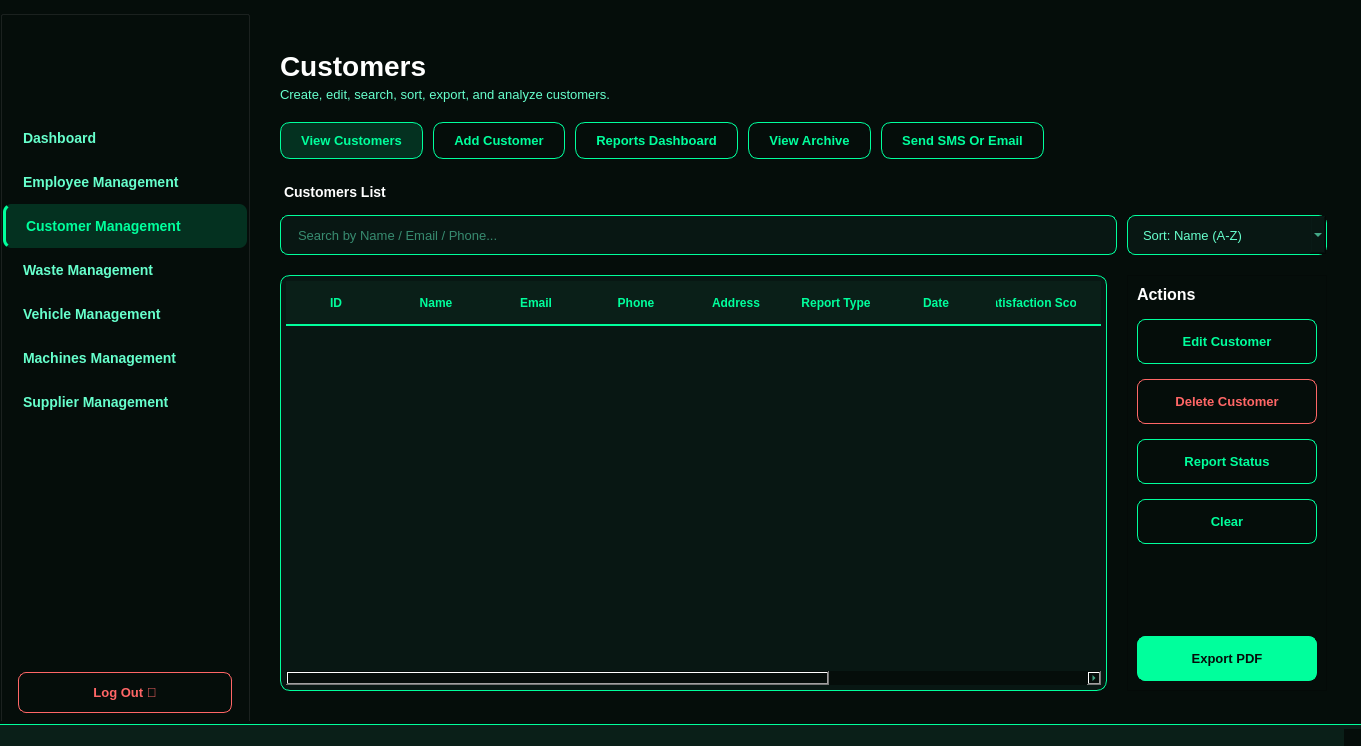
Qt form mainwindow.ui (Seif-Allah-Amami/SmartWaste_Qt) before a commit.
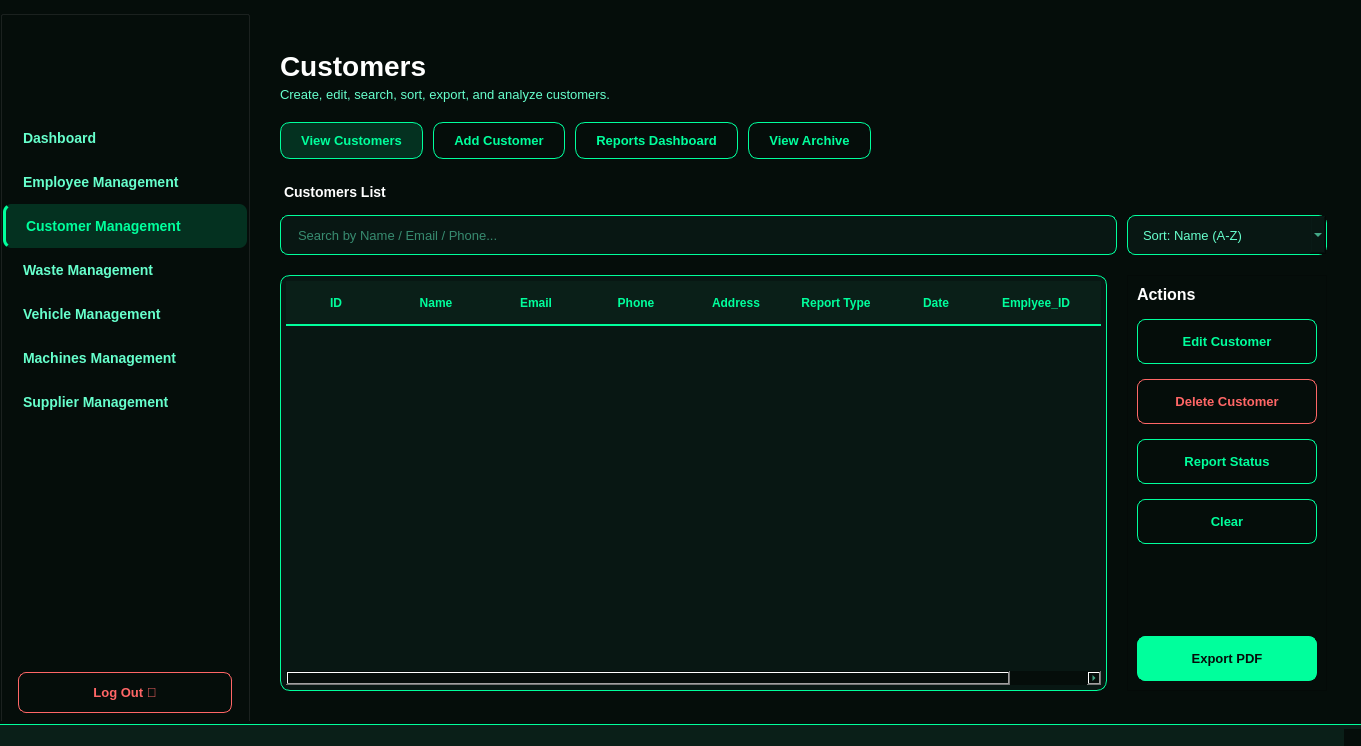
The same form after that commit. Icons and pictures are not drawn.

Diff of the .ui file:
```diff
--- a/mainwindow.ui
+++ b/mainwindow.ui
@@ -2589,27 +2589,6 @@
            </property>
           </widget>
          </item>
-         <item>
-          <widget class="QPushButton" name="btnCustomerSMS">
-           <property name="styleSheet">
-            <string notr="true">QPushButton {
-    background-color: transparent;
-    border: 1px solid #00ff9c;
-    border-radius: 10px;
-    padding: 10px 20px;
-    color: #00ff9c;
-    font-weight: 600;
-}
-
-QPushButton:hover {
-    background-color: rgba(0, 255, 156, 0.1);
-}</string>
-           </property>
-           <property name="text">
-            <string>Send SMS Or Email</string>
-           </property>
-          </widget>
-         </item>
          <item>
           <spacer name="horizontalSpacer_10">
            <property name="orientation">
@@ -2774,11 +2753,6 @@
              <string>Date</string>
             </property>
            </column>
-           <column>
-            <property name="text">
-             <string>Satisfaction Score</string>
-            </property>
-           </column>
            <column>
             <property name="text">
              <string>Emplyee_ID</string>
@@ -2789,16 +2763,6 @@
              <string>Status</string>
             </property>
            </column>
-           <column>
-            <property name="text">
-             <string>Archived</string>
-            </property>
-           </column>
-           <column>
-            <property name="text">
-             <string>Archive_Date</string>
-            </property>
-           </column>
           </widget>
          </item>
          <item>
```
